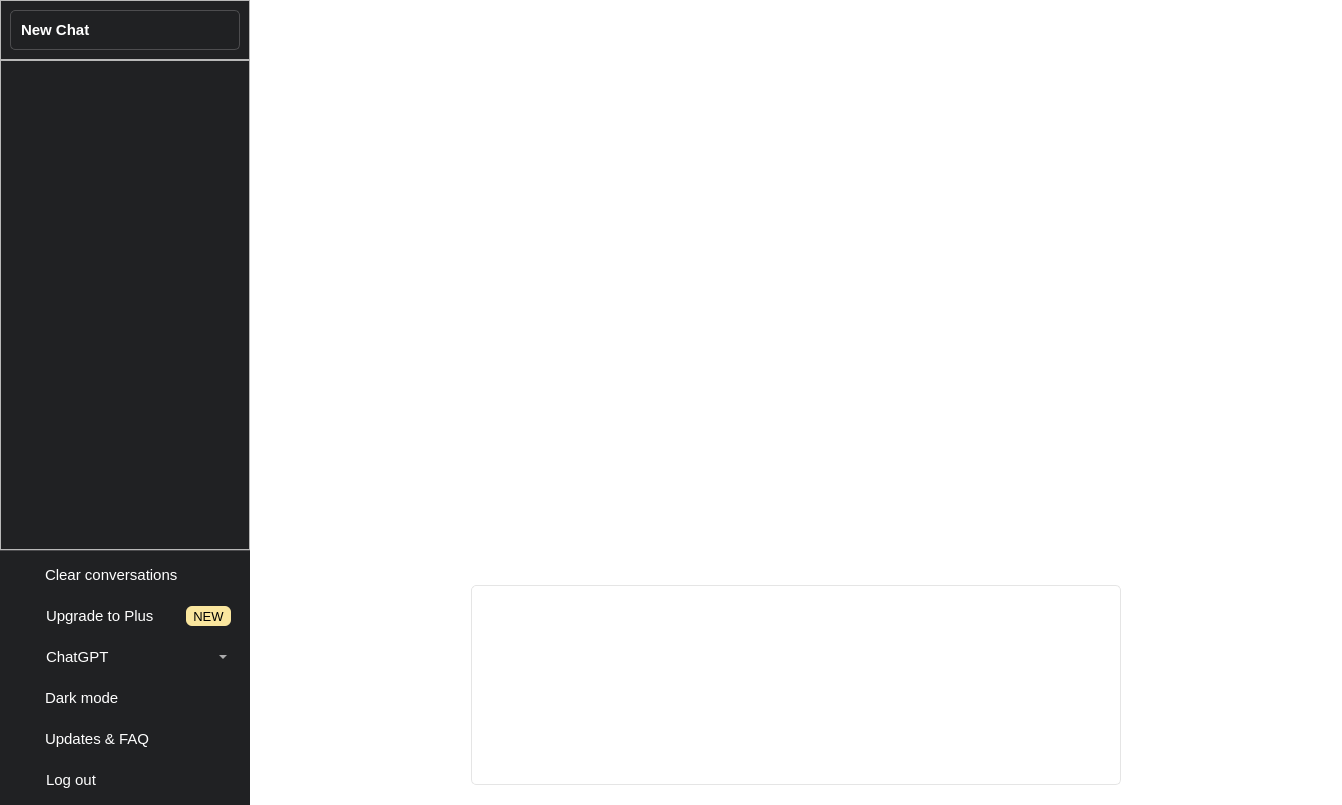
Old version of the form apps/qt_app/widgets/main.ui in the repository christopher-luu97/MagicML.
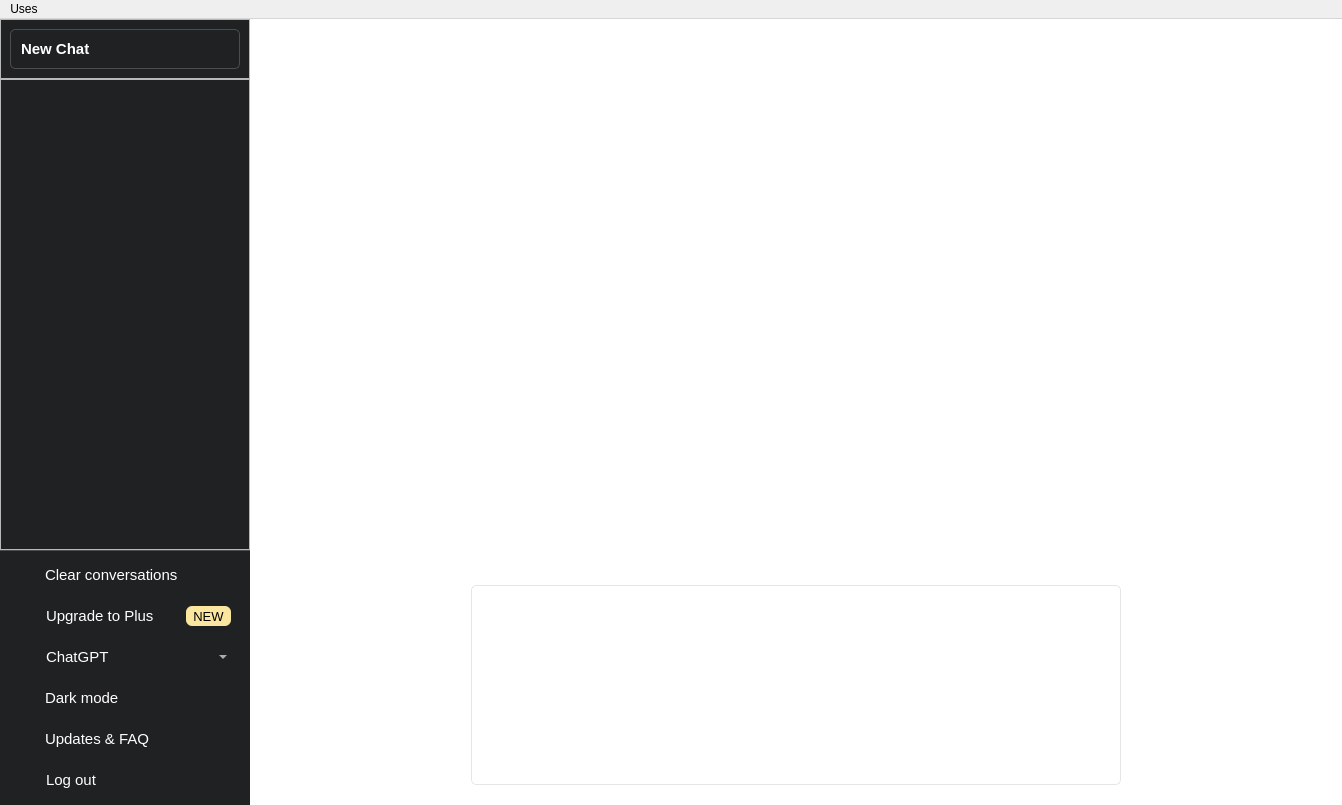
New version of the form. Icons and pictures are not drawn.

Diff of the .ui file:
```diff
--- a/apps/qt_app/widgets/main.ui
+++ b/apps/qt_app/widgets/main.ui
@@ -917,6 +917,14 @@
      <height>21</height>
     </rect>
    </property>
+   <widget class="QMenu" name="menuUses">
+    <property name="title">
+     <string>Uses</string>
+    </property>
+    <addaction name="actionChatGPT"/>
+    <addaction name="actionTranscribe"/>
+   </widget>
+   <addaction name="menuUses"/>
   </widget>
  </widget>
  <resources>
```
Left out of the diff: 30 changed lines with no effect on the pictures.
